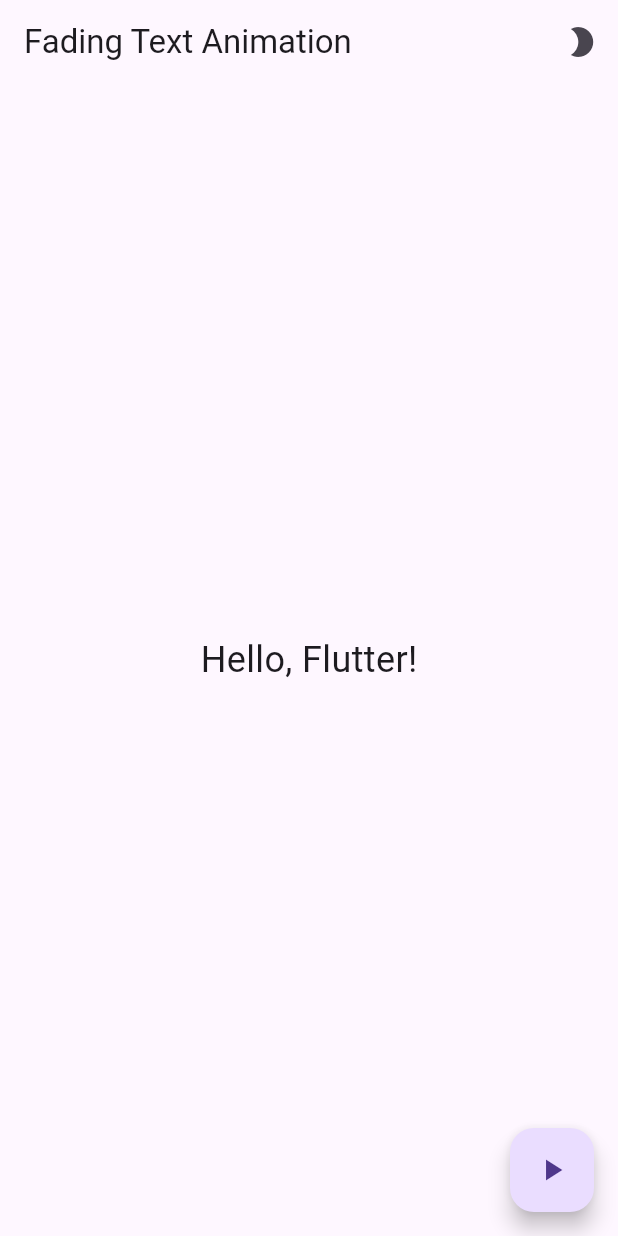
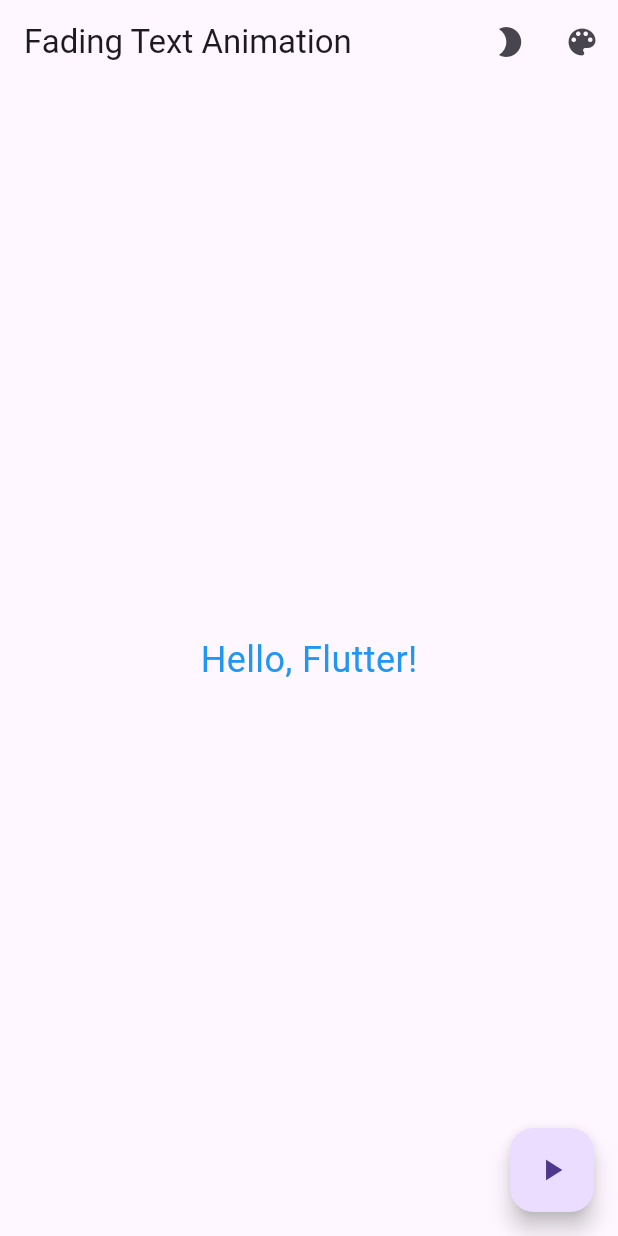
Before and after one commit to divory2/in_class_activity_7, a Flutter app: the screen it shows after launch, on a phone screen of 412 x 824 dp. Run offline on Flutter 3.47's test engine with Material 3 defaults, Android fonts, the phone set to English and light mode, and no system bars; our stand-ins replace flutter_colorpicker.

Commit message:
Adds color picker

```diff
--- a/lib/main.dart
+++ b/lib/main.dart
@@ -1,4 +1,5 @@
 import 'package:flutter/material.dart';
+import 'package:flutter_colorpicker/flutter_colorpicker.dart';
 
 void main() {
   runApp(MyApp());
@@ -10,35 +11,82 @@
 }
 
 class _MyAppState extends State<MyApp> {
+  // Manage current theme mode.
+  ThemeMode _themeMode = ThemeMode.system;
+  // Default color.
+  Color selectedColor = Colors.blue;
 
-  // Manage current theme mode
-  ThemeMode _themeMode = ThemeMode.system;
-
-  // Toggle theme
+  // Toggle theme.
   void _toggleTheme() {
     setState(() {
-      _themeMode = _themeMode == ThemeMode.dark ? ThemeMode.light : ThemeMode.dark;
+      _themeMode =
+          _themeMode == ThemeMode.dark ? ThemeMode.light : ThemeMode.dark;
     });
+  }
+
+  // Show color picker dialog, accepts a BuildContext.
+  void showColorPicker(BuildContext context) {
+    showDialog(
+      context: context,
+      builder: (context) => AlertDialog(
+        title: Text('Select Color'),
+        content: SingleChildScrollView(
+          child: ColorPicker(
+            pickerColor: selectedColor,
+            onColorChanged: (Color color) {
+              setState(() {
+                selectedColor = color;
+              });
+            },
+            labelTypes: const [
+              ColorLabelType.rgb,
+              ColorLabelType.hsv,
+              ColorLabelType.hsl
+            ],
+            pickerAreaHeightPercent: 0.8,
+          ),
+        ),
+        actions: [
+          TextButton(
+            child: Text('Done'),
+            onPressed: () => Navigator.of(context).pop(),
+          )
+        ],
+      ),
+    );
   }
 
   @override
   Widget build(BuildContext context) {
     return MaterialApp(
-      // Light theme
+      // Light theme.
       theme: ThemeData.light(),
-      // Dark theme
+      // Dark theme.
       darkTheme: ThemeData.dark(),
-      // Apply theme
+      // Apply theme.
       themeMode: _themeMode,
-      home: FadingTextAnimation(toggleTheme: _toggleTheme),
+      // Use a Builder to obtain a BuildContext that is below MaterialApp.
+      home: Builder(
+        builder: (context) => FadingTextAnimation(
+          toggleTheme: _toggleTheme,
+          showColorPicker: () => showColorPicker(context),
+          selectedColor: selectedColor,
+        ),
+      ),
     );
   }
 }
 
 class FadingTextAnimation extends StatefulWidget {
   final VoidCallback toggleTheme;
+  final VoidCallback showColorPicker;
+  final Color selectedColor;
 
-  FadingTextAnimation({required this.toggleTheme});
+  FadingTextAnimation({
+    required this.toggleTheme,
+    required this.showColorPicker,
+    required this.selectedColor,
+  });
 
   @override
   _FadingTextAnimationState createState() => _FadingTextAnimationState();
@@ -55,8 +103,7 @@
 
   @override
   Widget build(BuildContext context) {
-
-    // Check current brightness to choose icon
+    // Check current brightness to choose icon.
     bool isDark = Theme.of(context).brightness == Brightness.dark;
 
     return Scaffold(
@@ -66,17 +113,23 @@
           IconButton(
             icon: Icon(isDark ? Icons.sunny : Icons.mode_night),
             onPressed: widget.toggleTheme,
-            ),
+          ),
+          IconButton(
+            icon: Icon(Icons.color_lens),
+            onPressed: widget.showColorPicker,
+          ),
         ],
       ),
-
       body: Center(
         child: AnimatedOpacity(
           opacity: _isVisible ? 1.0 : 0.0,
           duration: Duration(seconds: 1),
           child: Text(
             'Hello, Flutter!',
-            style: TextStyle(fontSize: 24),
+            style: TextStyle(
+              fontSize: 24,
+              color: widget.selectedColor,
+            ),
           ),
         ),
       ),
--- a/pubspec.yaml
+++ b/pubspec.yaml
@@ -38,6 +38,8 @@
 dev_dependencies:
   flutter_test:
     sdk: flutter
+  flutter_colorpicker: ^1.1.0
+
 
   # The "flutter_lints" package below contains a set of recommended lints to
   # encourage good coding practices. The lint set provided by the package is
```
